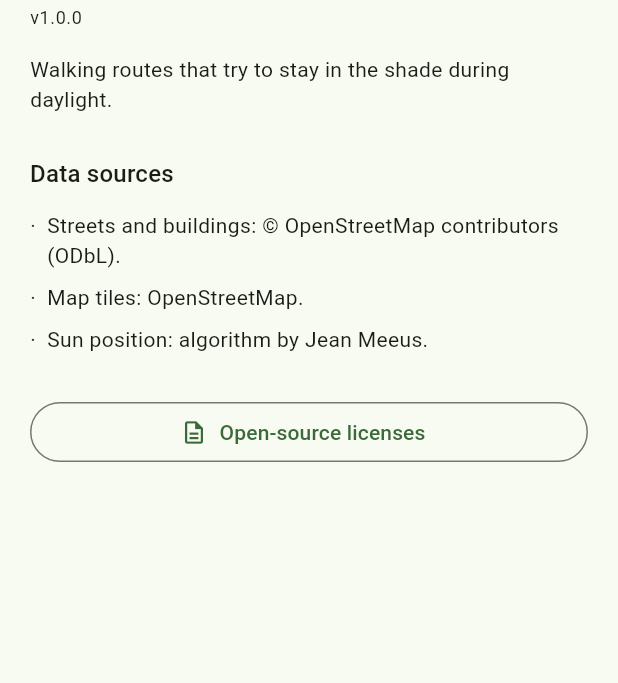
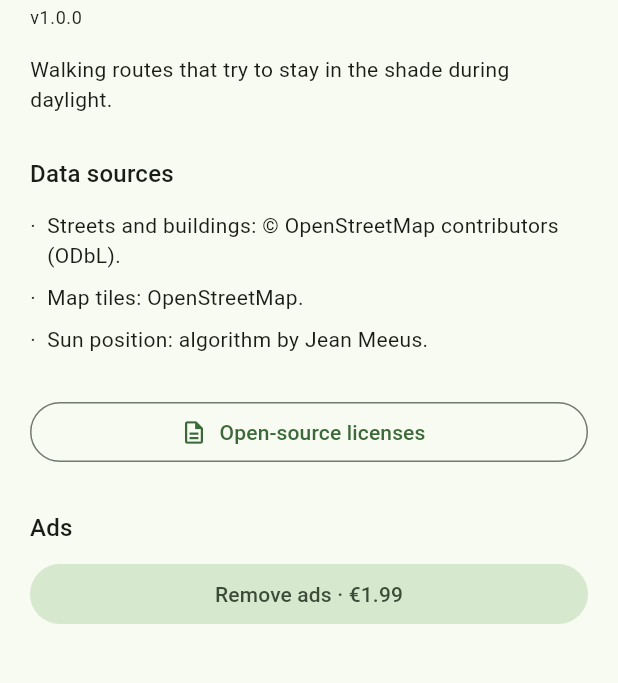
Before and after one commit to 000rpalma000/a-la-sombra, a Flutter app: the AboutScreen screen opened directly, on a phone screen of 412 x 824 dp, the part 162-845 px from its top. Run offline on Flutter 3.47's test engine with Material 3 defaults, Android fonts, the light colour scheme and no system bars; our stand-ins replace flutter_map, geolocator, google_mobile_ads, latlong2, shared_preferences; missing offline and left inert: solar_calculator; accounts and stored records are empty; statements that could not run were skipped.

Commit message:
Anuncios reales AdMob, mismo mecanismo que en Terrazeo
- Cada pulsación de "Buscar ruta" que termina en un cálculo completo
  (con o sin ruta encontrada) cuenta como una búsqueda. Contador
  persistente (SharedPreferences) dispara un anuncio intersticial
  real de AdMob cada 3 búsquedas — sobrevive cierres de la app.
- IDs de PRUEBA publicados por Google (sin cuenta de AdMob todavía),
  mismos que en Terrazeo.
- Pantalla "Acerca de" con sección de anuncios y botón de compra
  simulada "Quitar anuncios · 1,99€".
- analysis_options.yaml excluye build/** (mismo motivo que en
  Terrazeo: fuentes vendorizadas de google_mobile_ads para iOS).
- Verificado en emulador: contador persiste entre búsquedas y el
  anuncio real se muestra en pantalla exactamente en la 3ª búsqueda.
  flutter analyze limpio, 12/12 tests pasan.

```diff
--- a/analysis_options.yaml
+++ b/analysis_options.yaml
@@ -8,6 +8,12 @@
 # The following line activates a set of recommended lints for Flutter apps,
 # packages, and plugins designed to encourage good coding practices.
 include: package:flutter_lints/flutter.yaml
+
+analyzer:
+  exclude:
+    # Copias vendorizadas de paquetes (p. ej. fuentes de Swift Package Manager
+    # de google_mobile_ads para iOS) que no son código propio del proyecto.
+    - build/**
 
 linter:
   # The lint rules applied to this project can be customized in the
--- a/lib/l10n/app_ca.arb
+++ b/lib/l10n/app_ca.arb
@@ -37,5 +37,8 @@
   "aboutIntro": "Rutes a peu que busquen anar per l'ombra durant les hores de sol.",
   "creditMap": "Carrers i edificis: © col·laboradors d’OpenStreetMap (ODbL).",
   "creditTiles": "Tessel·les del mapa: OpenStreetMap.",
-  "creditSun": "Posició del sol: algorisme de Jean Meeus."
+  "creditSun": "Posició del sol: algorisme de Jean Meeus.",
+  "removeAdsButton": "Treu anuncis · 1,99 €",
+  "adsSectionTitle": "Anuncis",
+  "adsAlreadyRemoved": "Ja has tret els anuncis. Gràcies!"
 }
--- a/lib/l10n/app_en.arb
+++ b/lib/l10n/app_en.arb
@@ -37,5 +37,8 @@
   "aboutIntro": "Walking routes that try to stay in the shade during daylight.",
   "creditMap": "Streets and buildings: © OpenStreetMap contributors (ODbL).",
   "creditTiles": "Map tiles: OpenStreetMap.",
-  "creditSun": "Sun position: algorithm by Jean Meeus."
+  "creditSun": "Sun position: algorithm by Jean Meeus.",
+  "removeAdsButton": "Remove ads · €1.99",
+  "adsSectionTitle": "Ads",
+  "adsAlreadyRemoved": "You already removed ads. Thank you!"
 }
--- a/lib/l10n/app_es.arb
+++ b/lib/l10n/app_es.arb
@@ -62,5 +62,8 @@
   "aboutIntro": "Rutas a pie que buscan ir por la sombra durante las horas de sol.",
   "creditMap": "Calles y edificios: © colaboradores de OpenStreetMap (ODbL).",
   "creditTiles": "Teselas del mapa: OpenStreetMap.",
-  "creditSun": "Posición del sol: algoritmo de Jean Meeus."
+  "creditSun": "Posición del sol: algoritmo de Jean Meeus.",
+  "removeAdsButton": "Quitar anuncios · 1,99 €",
+  "adsSectionTitle": "Anuncios",
+  "adsAlreadyRemoved": "Ya has quitado los anuncios. ¡Gracias!"
 }
--- a/lib/l10n/app_fr.arb
+++ b/lib/l10n/app_fr.arb
@@ -37,5 +37,8 @@
   "aboutIntro": "Itinéraires à pied qui cherchent à rester à l'ombre pendant la journée.",
   "creditMap": "Rues et bâtiments : © contributeurs OpenStreetMap (ODbL).",
   "creditTiles": "Tuiles de la carte : OpenStreetMap.",
-  "creditSun": "Position du soleil : algorithme de Jean Meeus."
+  "creditSun": "Position du soleil : algorithme de Jean Meeus.",
+  "removeAdsButton": "Supprimer les publicités · 1,99 €",
+  "adsSectionTitle": "Publicités",
+  "adsAlreadyRemoved": "Vous avez déjà supprimé les publicités. Merci !"
 }
--- a/lib/l10n/app_it.arb
+++ b/lib/l10n/app_it.arb
@@ -37,5 +37,8 @@
   "aboutIntro": "Percorsi a piedi che cercano di restare all'ombra durante il giorno.",
   "creditMap": "Strade ed edifici: © contributori di OpenStreetMap (ODbL).",
   "creditTiles": "Riquadri della mappa: OpenStreetMap.",
-  "creditSun": "Posizione del sole: algoritmo di Jean Meeus."
+  "creditSun": "Posizione del sole: algoritmo di Jean Meeus.",
+  "removeAdsButton": "Rimuovi pubblicità · 1,99 €",
+  "adsSectionTitle": "Pubblicità",
+  "adsAlreadyRemoved": "Hai già rimosso la pubblicità. Grazie!"
 }
--- a/lib/l10n/app_localizations.dart
+++ b/lib/l10n/app_localizations.dart
@@ -331,6 +331,24 @@ abstract class AppLocalizations {
   /// In es, this message translates to:
   /// **'Posición del sol: algoritmo de Jean Meeus.'**
   String get creditSun;
+
+  /// No description provided for @removeAdsButton.
+  ///
+  /// In es, this message translates to:
+  /// **'Quitar anuncios · 1,99 €'**
+  String get removeAdsButton;
+
+  /// No description provided for @adsSectionTitle.
+  ///
+  /// In es, this message translates to:
+  /// **'Anuncios'**
+  String get adsSectionTitle;
+
+  /// No description provided for @adsAlreadyRemoved.
+  ///
+  /// In es, this message translates to:
+  /// **'Ya has quitado los anuncios. ¡Gracias!'**
+  String get adsAlreadyRemoved;
 }
 
 class _AppLocalizationsDelegate
--- a/lib/l10n/app_localizations_en.dart
+++ b/lib/l10n/app_localizations_en.dart
@@ -140,4 +140,13 @@ class AppLocalizationsEn extends AppLocalizations {
 
   @override
   String get creditSun => 'Sun position: algorithm by Jean Meeus.';
+
+  @override
+  String get removeAdsButton => 'Remove ads · €1.99';
+
+  @override
+  String get adsSectionTitle => 'Ads';
+
+  @override
+  String get adsAlreadyRemoved => 'You already removed ads. Thank you!';
 }
--- a/lib/screens/about_screen.dart
+++ b/lib/screens/about_screen.dart
@@ -1,12 +1,34 @@
 import 'package:flutter/material.dart';
 
 import '../l10n/app_localizations.dart';
+import '../services/search_gate.dart';
 
-/// Pantalla "Acerca de": descripción, fuentes de datos y licencias.
-class AboutScreen extends StatelessWidget {
+/// Pantalla "Acerca de": descripción, fuentes de datos, licencias y anuncios.
+class AboutScreen extends StatefulWidget {
   const AboutScreen({super.key, this.version = '1.0.0'});
 
   final String version;
+
+  @override
+  State<AboutScreen> createState() => _AboutScreenState();
+}
+
+class _AboutScreenState extends State<AboutScreen> {
+  final _gate = SearchGate();
+  bool? _sinAnuncios;
+
+  @override
+  void initState() {
+    super.initState();
+    _gate.anunciosEliminados().then((v) {
+      if (mounted) setState(() => _sinAnuncios = v);
+    });
+  }
+
+  Future<void> _quitarAnuncios() async {
+    await _gate.eliminarAnunciosMock();
+    if (mounted) setState(() => _sinAnuncios = true);
+  }
 
   @override
   Widget build(BuildContext context) {
@@ -20,7 +42,7 @@ class AboutScreen extends StatelessWidget {
         children: [
           Text(l10n.appTitle, style: t.headlineSmall),
           const SizedBox(height: 4),
-          Text('v$version', style: t.bodySmall),
+          Text('v${widget.version}', style: t.bodySmall),
           const SizedBox(height: 16),
           Text(l10n.aboutIntro, style: t.bodyMedium),
           const SizedBox(height: 28),
@@ -36,9 +58,19 @@ class AboutScreen extends StatelessWidget {
             onPressed: () => showLicensePage(
               context: context,
               applicationName: l10n.appTitle,
-              applicationVersion: 'v$version',
+              applicationVersion: 'v${widget.version}',
             ),
           ),
+          const SizedBox(height: 28),
+          Text(l10n.adsSectionTitle, style: t.titleMedium),
+          const SizedBox(height: 8),
+          if (_sinAnuncios == true)
+            Text(l10n.adsAlreadyRemoved, style: t.bodyMedium)
+          else if (_sinAnuncios == false)
+            FilledButton.tonal(
+              onPressed: _quitarAnuncios,
+              child: Text(l10n.removeAdsButton),
+            ),
         ],
       ),
     );
--- a/lib/screens/route_screen.dart
+++ b/lib/screens/route_screen.dart
@@ -7,10 +7,12 @@ import '../l10n/app_localizations.dart';
 import '../models/geo.dart';
 import '../models/route_result.dart';
 import '../models/shadow_map.dart';
+import '../services/ads_service.dart';
 import '../services/locale_controller.dart';
 import '../services/location_service.dart';
 import '../services/osm_walk_service.dart';
 import '../services/router_service.dart';
+import '../services/search_gate.dart';
 import '../services/shadow_service.dart';
 import 'about_screen.dart';
 
@@ -77,6 +79,7 @@ class _RouteScreenState extends State<RouteScreen> {
   @override
   void initState() {
     super.initState();
+    AdsService.instancia.inicializar();
     _location.ubicacionActual().then((u) {
       if (!mounted) return;
       setState(() => _centroInicial = u.punto);
@@ -235,6 +238,9 @@ class _RouteScreenState extends State<RouteScreen> {
         );
       }
       debugPrint('[ruta] total ${cron.elapsedMilliseconds} ms');
+      if (await SearchGate().registrarBusqueda()) {
+        await AdsService.instancia.mostrarSiListo();
+      }
     } catch (e) {
       debugPrint('[ruta] error: $e');
       if (!mounted) return;
--- /dev/null
+++ b/lib/services/search_gate.dart
@@ -0,0 +1,31 @@
+import 'package:shared_preferences/shared_preferences.dart';
+
+/// Cuenta cada "búsqueda" (pulsación de "Buscar ruta") de forma persistente,
+/// para mostrar un anuncio cada [cadaN] búsquedas — incluso entre sesiones
+/// (el contador se guarda en disco, no se reinicia al cerrar la app).
+class SearchGate {
+  static const cadaN = 3;
+  static const _kContador = 'search_gate_contador';
+  static const _kSinAnuncios = 'search_gate_sin_anuncios';
+
+  /// Registra una búsqueda y devuelve `true` si toca mostrar un anuncio.
+  Future<bool> registrarBusqueda() async {
+    final prefs = await SharedPreferences.getInstance();
+    if (prefs.getBool(_kSinAnuncios) ?? false) return false;
+    final n = (prefs.getInt(_kContador) ?? 0) + 1;
+    await prefs.setInt(_kContador, n);
+    return n % cadaN == 0;
+  }
+
+  Future<bool> anunciosEliminados() async {
+    final prefs = await SharedPreferences.getInstance();
+    return prefs.getBool(_kSinAnuncios) ?? false;
+  }
+
+  /// Compra simulada de "quitar anuncios" (in-app purchase real pendiente de
+  /// cuenta de Play Console / App Store Connect).
+  Future<void> eliminarAnunciosMock() async {
+    final prefs = await SharedPreferences.getInstance();
+    await prefs.setBool(_kSinAnuncios, true);
+  }
+}
--- a/pubspec.yaml
+++ b/pubspec.yaml
@@ -44,6 +44,7 @@ dependencies:
     sdk: flutter
   intl: any
   shared_preferences: ^2.5.5
+  google_mobile_ads: ^9.1.0
 
 dev_dependencies:
   flutter_test:
```
Also changed, not shown: lib/l10n/app_localizations_ca.dart (+9 -0 lines), lib/l10n/app_localizations_es.dart (+9 -0 lines), lib/l10n/app_localizations_fr.dart (+10 -0 lines), lib/l10n/app_localizations_it.dart (+9 -0 lines), lib/services/ads_service.dart (added, +83 -0 lines), pubspec.lock, 4 other files.
